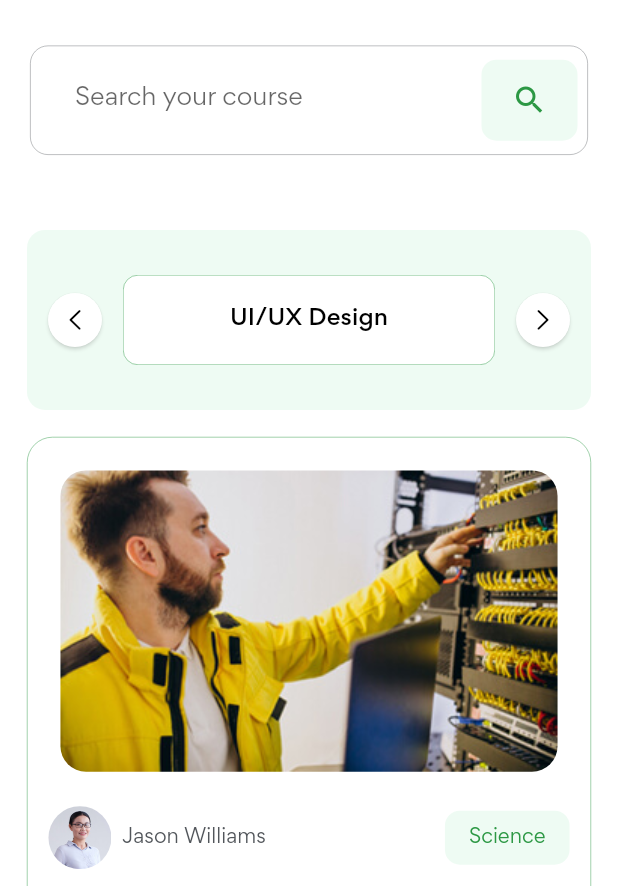
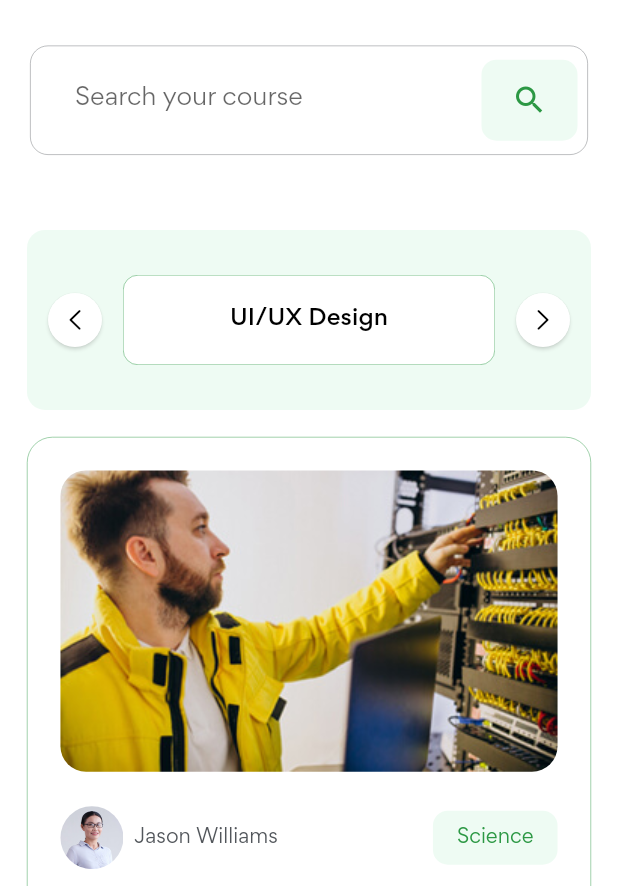
Before and after one commit to riadhrahma/edul, a Flutter app: the screen it shows after launch, scrolled down 576 dp, on a phone screen of 412 x 824 dp, the part 350-1236 px from its top. Run offline on Flutter 3.47's test engine with Material 2 defaults, Android fonts, the phone set to English and light mode, and no system bars; our stand-ins replace cloud_firestore, firebase_auth, flutter_rating_bar, get; accounts and stored records are empty; network calls fail.

Commit message:
adding visual elements

```diff
--- /dev/null
+++ b/lib/model/costum_exception.dart
@@ -0,0 +1,3 @@
+class CostumException implements Exception{
+
+}
--- a/lib/theme/style.dart
+++ b/lib/theme/style.dart
@@ -33,8 +33,8 @@ var elevatedButtonStyle3 = ElevatedButton.styleFrom(
   shape: const CircleBorder(),
 );
 
-ButtonStyle elevatedButtonStyle4 = OutlinedButton.styleFrom(
-  padding: const EdgeInsets.symmetric(vertical: 12,horizontal: 20),
+ButtonStyle outlinedButtonStyle4 = OutlinedButton.styleFrom(
+  padding: const EdgeInsets.symmetric(vertical: 27,horizontal: 35),
   alignment: Alignment.center,
   backgroundColor: scaffoldBackgroundColor,shape: RoundedRectangleBorder(
   borderRadius: BorderRadius.circular(10),
--- a/lib/view/screen/main_page.dart
+++ b/lib/view/screen/main_page.dart
@@ -1,4 +1,5 @@
 import 'package:edule/theme/color.dart';
+import 'package:edule/view/widget/become_instructor.dart';
 import 'package:edule/view/widget/course_card.dart';
 import 'package:edule/view/widget/courses_info.dart';
 import 'package:edule/view/widget/custom_app_bar.dart';
@@ -91,7 +92,14 @@ class _MainPageState extends State<MainPage> {
                     padding: EdgeInsets.symmetric(horizontal: 18),
                     child: CourseCard(),
                   ),
-                   OtherCourseButton()
+                   Padding(
+                     padding: EdgeInsets.only(bottom: 45),
+                     child: OtherCourseButton(),
+                   ),
+                  Padding(
+                    padding: EdgeInsets.only(bottom: 50),
+                    child: BecomeInstructor(),
+                  )
                 ],
               ),
             )
--- a/lib/view/widget/course_card.dart
+++ b/lib/view/widget/course_card.dart
@@ -1,3 +1,4 @@
+import 'package:edule/model/repos/crud_repos.dart';
 import 'package:edule/theme/color.dart';
 import 'package:edule/theme/style.dart';
 import 'package:flutter/cupertino.dart';
@@ -68,7 +69,7 @@ class CourseCard extends StatelessWidget {
                 color: Colors.amber,
               ),
               onRatingUpdate: (rating) {
-                print(rating);
+                rating.log();
               },
             ))
       ],
@@ -82,12 +83,13 @@ class CourseCard extends StatelessWidget {
         ),
         child: Padding(
           padding: const EdgeInsets.symmetric(horizontal: 14, vertical: 14),
+          child: Padding(
+            padding: const EdgeInsets.symmetric(horizontal: 8),
             child: Column(
               mainAxisSize: MainAxisSize.min,
               children: [
                 Padding(
-                padding: const EdgeInsets.only(
-                    top: 8, left: 8, right: 8, bottom: 20),
+                  padding: const EdgeInsets.only(top: 8, bottom: 20),
                   child: ClipRRect(
                     borderRadius: BorderRadius.circular(17.0),
                     child: Row(
@@ -155,16 +157,18 @@ class CourseCard extends StatelessWidget {
                     children: [time, lectures],
                   ),
                 ),
-              Container(
+                Padding(
+                  padding: const EdgeInsets.only(bottom: 8),
+                  child: Container(
                     decoration: BoxDecoration(
                       color: scaffoldBackgroundColor,
-                  border:
-                      Border.all(color: scaffoldBackgroundColor, width: 0.3),
+                      border: Border.all(
+                          color: scaffoldBackgroundColor, width: 0.3),
                       borderRadius: const BorderRadius.all(Radius.circular(17)),
                     ),
                     child: Padding(
-                  padding:
-                      const EdgeInsets.symmetric(vertical: 16, horizontal: 16),
+                      padding: const EdgeInsets.symmetric(
+                          vertical: 16, horizontal: 16),
                       child: Row(
                         mainAxisSize: MainAxisSize.max,
                         mainAxisAlignment: MainAxisAlignment.spaceBetween,
@@ -172,7 +176,7 @@ class CourseCard extends StatelessWidget {
                           Text(
                             String.fromCharCode(36) + "420.00",
                             style: Get.textTheme.headline5!.copyWith(
-                            fontSize: 18,
+                                fontSize: 17,
                                 color: mainColor,
                                 fontWeight: FontWeight.w700),
                           ),
@@ -180,8 +184,10 @@ class CourseCard extends StatelessWidget {
                         ],
                       ),
                     ),
+                  ),
                 )
               ],
+            ),
           ),
         ),
       ),
```
Also changed, not shown: lib/model/repos/crud_repos.dart (+11 -10 lines), lib/view/widget/become_instructor.dart (added, +74 -0 lines), lib/view/widget/other_course_button.dart (+6 -3 lines). Lines whose indentation alone changed are shown as unchanged.
